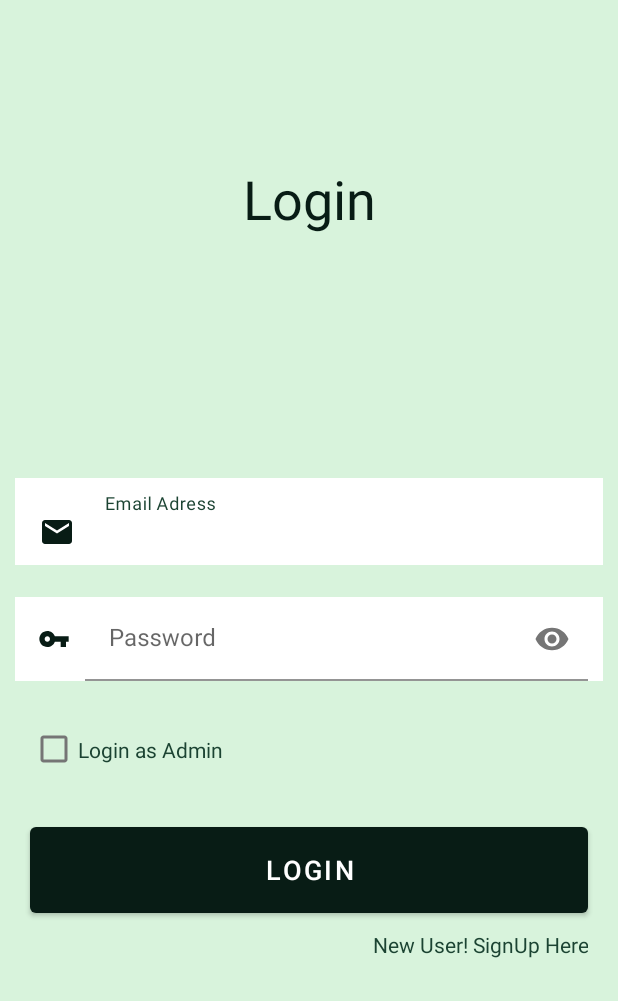
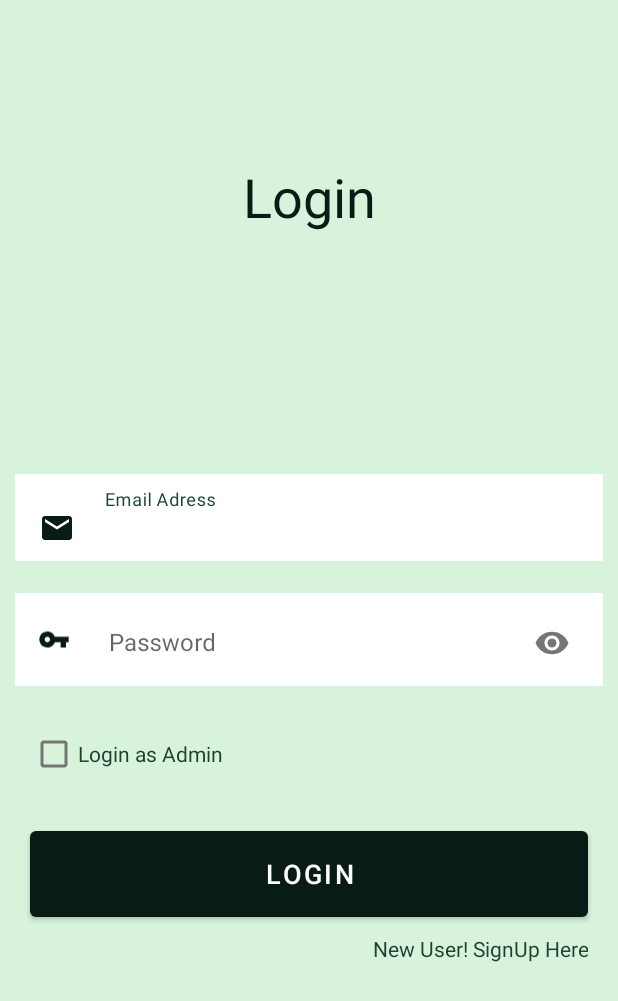
Before and after one commit to Rajath2000/InFarmio, an Android app: the screen it shows after launch (Login), on a phone screen of 412 x 824 dp. Shown: the top 1001 px of the screen. Run offline under Robolectric (Android 15) with nearby library versions, the light colour scheme and no system bars; libraries missing offline, so code that uses them is left out: com.basgeekball.awesomevalidation; 3 statements that could not run were skipped.

```diff
--- a/app/build.gradle
+++ b/app/build.gradle
@@ -43,4 +43,9 @@ dependencies {
 
     //Circular image depenency
     implementation 'de.hdodenhof:circleimageview:3.1.0'
+
+
+    //Form Validation
+    implementation 'com.basgeekball:awesome-validation:4.3'
+
 }
--- a/app/src/main/java/com/example/infarmio/Login.java
+++ b/app/src/main/java/com/example/infarmio/Login.java
@@ -4,17 +4,63 @@ import androidx.appcompat.app.AppCompatActivity;
 
 import android.content.Intent;
 import android.os.Bundle;
+import android.util.Patterns;
 import android.view.View;
+import android.widget.Button;
 import android.widget.TextView;
+import android.widget.Toast;
+
+import com.basgeekball.awesomevalidation.AwesomeValidation;
+import com.basgeekball.awesomevalidation.ValidationStyle;
+import com.basgeekball.awesomevalidation.utility.RegexTemplate;
+import com.google.android.material.textfield.TextInputEditText;
 
 public class Login extends AppCompatActivity {
     TextView loginText;
+    TextInputEditText userName,password;
+    Button login;
+
+    //declaring formvalidator objrct
+    AwesomeValidation awesomeValidation;
+
     @Override
     protected void onCreate(Bundle savedInstanceState) {
         super.onCreate(savedInstanceState);
         setContentView(R.layout.activity_login);
 
+       //converting xml id to java objects
         loginText=(TextView)findViewById(R.id.Login_redirecttosignup);
+        userName=findViewById(R.id.Login_Email);
+        password=findViewById(R.id.Login_password);
+        login=findViewById(R.id.Login_Button);
+
+        //initalizing formvalidator objrct
+        //adding the style for validation
+        awesomeValidation=new AwesomeValidation(ValidationStyle.BASIC);
+
+        //add validation for Email
+        awesomeValidation.addValidation(this,R.id.layout_email, Patterns.EMAIL_ADDRESS,R.string.invalid_email);
+        awesomeValidation.addValidation(this,R.id.layout_password, RegexTemplate.NOT_EMPTY,R.string.invalid_password);
+
+        //Login button action
+        login.setOnClickListener(new View.OnClickListener() {
+            @Override
+            public void onClick(View v) {
+                if(awesomeValidation.validate())
+                {
+                    Toast.makeText(Login.this, "Validation Sucessfull", Toast.LENGTH_SHORT).show();
+                }
+                else{
+                    Toast.makeText(Login.this, "Please Enter the valid Details", Toast.LENGTH_SHORT).show();
+                }
+            }
+        });
+
+
+
+
+
+
 
 
 
--- a/app/src/main/res/layout/activity_login.xml
+++ b/app/src/main/res/layout/activity_login.xml
@@ -44,6 +44,8 @@
                 android:orientation="horizontal">
 
                 <com.google.android.material.textfield.TextInputLayout
+                    style="@style/Widget.MaterialComponents.TextInputLayout.FilledBox"
+                    android:id="@+id/layout_email"
                     android:layout_width="match_parent"
                     android:layout_height="wrap_content"
                     android:layout_marginStart="10dp"
@@ -55,6 +57,7 @@
                     app:hintTextColor="#1B4332">
 
                     <com.google.android.material.textfield.TextInputEditText
+
                         android:id="@+id/Login_Email"
                         android:layout_width="match_parent"
                         android:layout_height="wrap_content"
@@ -88,6 +91,8 @@
                     tools:ignore="VectorDrawableCompat" />
 
                 <com.google.android.material.textfield.TextInputLayout
+                    style="@style/Widget.MaterialComponents.TextInputLayout.OutlinedBox"
+                    android:id="@+id/layout_password"
                     android:layout_width="match_parent"
                     android:layout_height="wrap_content"
                     android:layout_marginStart="10dp"
--- a/app/src/main/res/layout/activity_signup.xml
+++ b/app/src/main/res/layout/activity_signup.xml
@@ -37,6 +37,7 @@
             app:civ_border_width="2dp" />
 
         <com.google.android.material.textfield.TextInputLayout
+            android:id="@+id/Signup_layout_username"
             android:layout_width="match_parent"
             android:layout_height="wrap_content"
             android:layout_marginStart="10dp"
@@ -61,6 +62,7 @@
         </com.google.android.material.textfield.TextInputLayout>
 
         <com.google.android.material.textfield.TextInputLayout
+            android:id="@+id/Signup_layout_phone"
             android:layout_width="match_parent"
             android:layout_height="wrap_content"
             android:layout_marginStart="10dp"
@@ -105,6 +107,7 @@
                 tools:ignore="VectorDrawableCompat" />
 
             <com.google.android.material.textfield.TextInputLayout
+                android:id="@+id/Signup_layout_password"
                 android:layout_width="match_parent"
                 android:layout_height="wrap_content"
                 android:layout_marginStart="10dp"
@@ -152,6 +155,7 @@
                 tools:ignore="VectorDrawableCompat" />
 
             <com.google.android.material.textfield.TextInputLayout
+                android:id="@+id/Signup_layout_confirmpassword"
                 android:layout_width="match_parent"
                 android:layout_height="wrap_content"
                 android:layout_marginStart="10dp"
--- /dev/null
+++ b/app/src/main/res/values/ids.xml
@@ -0,0 +1,5 @@
+<?xml version="1.0" encoding="utf-8"?>
+<resources>
+    <item name="invalid_email" type="id"/>
+    <item name="pasword_empty" type="id"/>
+</resources>
--- a/app/src/main/res/values/strings.xml
+++ b/app/src/main/res/values/strings.xml
@@ -1,3 +1,9 @@
 <resources>
     <string name="app_name">InFarmio</string>
+    <string name="invalid_email">Enter Valid email address</string>
+    <string name="invalid_password">Password Should not be empty</string>
+    <string name="invalid_phone">Enter Valid Phone number</string>
+    <string name="not_matching">password and confirmpassword not matching</string>
+
+
 </resources>
--- a/build.gradle
+++ b/build.gradle
@@ -16,6 +16,9 @@ allprojects {
     repositories {
         google()
         jcenter()
+
+        //form validator
+        maven { url 'https://jitpack.io' }
     }
 }
 
```
Also changed, not shown: app/src/main/java/com/example/infarmio/Signup.java (+41 -1 lines).
